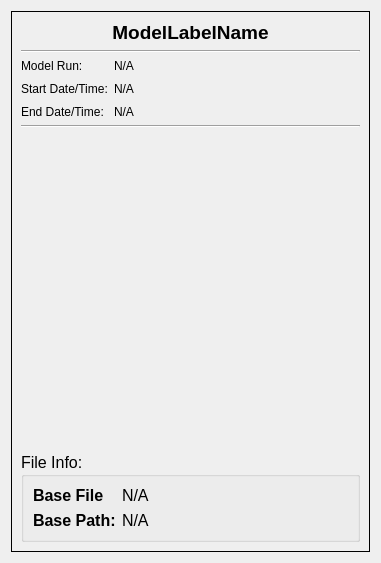
ghost-kit/archive, file applications/SwFT/swftStatusWindowWidget.ui: the form before one commit.
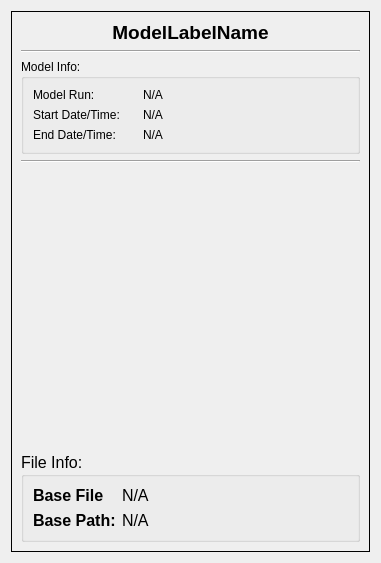
The form after the commit.

The edit to the form file:
```diff
--- a/applications/SwFT/swftStatusWindowWidget.ui
+++ b/applications/SwFT/swftStatusWindowWidget.ui
@@ -38,13 +38,6 @@
        </rect>
       </property>
       <layout class="QGridLayout" name="gridLayout_2">
-       <item row="7" column="0">
-        <widget class="QLabel" name="EndDateLabel">
-         <property name="text">
-          <string>End Date/Time:</string>
-         </property>
-        </widget>
-       </item>
        <item row="3" column="0" colspan="3">
         <widget class="Line" name="bottomSeperator">
          <property name="orientation">
@@ -52,7 +45,7 @@
          </property>
         </widget>
        </item>
-       <item row="9" column="0">
+       <item row="8" column="0">
         <spacer name="bottomVerticalSpacer">
          <property name="orientation">
           <enum>Qt::Vertical</enum>
@@ -83,62 +76,14 @@
          </property>
         </widget>
        </item>
-       <item row="6" column="2">
-        <spacer name="topHorizontalSpacer">
-         <property name="orientation">
-          <enum>Qt::Horizontal</enum>
-         </property>
-         <property name="sizeHint" stdset="0">
-          <size>
-           <width>40</width>
-           <height>20</height>
-          </size>
-         </property>
-        </spacer>
-       </item>
-       <item row="6" column="1">
-        <widget class="QLabel" name="StartDateInfo">
-         <property name="text">
-          <string>N/A</string>
-         </property>
-        </widget>
-       </item>
-       <item row="5" column="1">
-        <widget class="QLabel" name="ModelRunInfo">
-         <property name="text">
-          <string>N/A</string>
-         </property>
-        </widget>
-       </item>
-       <item row="8" column="0" colspan="3">
+       <item row="7" column="0" colspan="3">
         <widget class="Line" name="topSeparator">
          <property name="orientation">
           <enum>Qt::Horizontal</enum>
          </property>
         </widget>
        </item>
-       <item row="7" column="1">
-        <widget class="QLabel" name="EndDateInfo">
-         <property name="text">
-          <string>N/A</string>
-         </property>
-        </widget>
-       </item>
-       <item row="5" column="0">
-        <widget class="QLabel" name="ModelRunLabel">
-         <property name="text">
-          <string>Model Run:</string>
-         </property>
-        </widget>
-       </item>
-       <item row="6" column="0">
-        <widget class="QLabel" name="StartDateLabel">
-         <property name="text">
-          <string>Start Date/Time:</string>
-         </property>
-        </widget>
-       </item>
-       <item row="11" column="0" colspan="3">
+       <item row="10" column="0" colspan="3">
         <widget class="QGroupBox" name="groupBox">
          <property name="font">
           <font>
@@ -213,6 +158,63 @@
          </layout>
         </widget>
        </item>
+       <item row="4" column="0" colspan="3">
+        <widget class="QGroupBox" name="groupBox_2">
+         <property name="title">
+          <string>Model Info:</string>
+         </property>
+         <layout class="QGridLayout" name="gridLayout_4">
+          <item row="1" column="1">
+           <widget class="QLabel" name="StartDateInfo">
+            <property name="text">
+             <string>N/A</string>
+            </property>
+           </widget>
+          </item>
+          <item row="1" column="0">
+           <widget class="QLabel" name="StartDateLabel">
+            <property name="text">
+             <string>Start Date/Time:</string>
+            </property>
+           </widget>
+          </item>
+          <item row="0" column="1">
+           <widget class="QLabel" name="ModelRunInfo">
+            <property name="text">
+             <string>N/A</string>
+            </property>
+           </widget>
+          </item>
+          <item row="0" column="0">
+           <widget class="QLabel" name="ModelRunLabel">
+            <property name="maximumSize">
+             <size>
+              <width>104</width>
+              <height>16777215</height>
+             </size>
+            </property>
+            <property name="text">
+             <string>Model Run:</string>
+            </property>
+           </widget>
+          </item>
+          <item row="2" column="0">
+           <widget class="QLabel" name="EndDateLabel">
+            <property name="text">
+             <string>End Date/Time:</string>
+            </property>
+           </widget>
+          </item>
+          <item row="2" column="1">
+           <widget class="QLabel" name="EndDateInfo">
+            <property name="text">
+             <string>N/A</string>
+            </property>
+           </widget>
+          </item>
+         </layout>
+        </widget>
+       </item>
       </layout>
      </widget>
     </widget>
```
